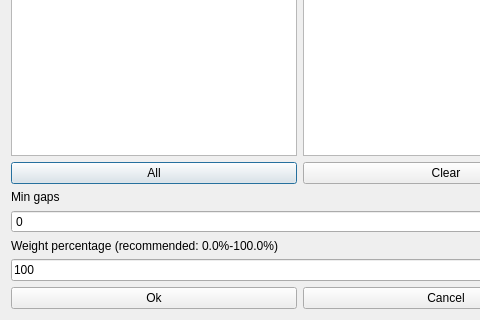
Qt form fet/src/interface/modifyconstraintmingapsbetweenactivitiesform_template.ui (vonmecheln/fet) before a commit; both pictures show x 0 to 480 and y 213 to 533 of the 600 by 533 pixel window.
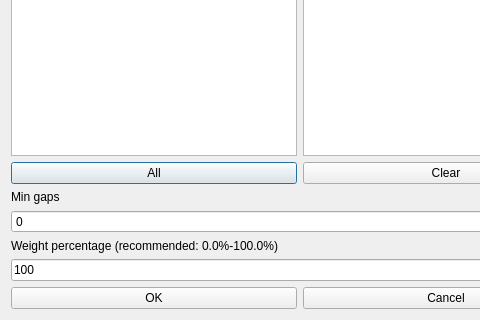
The same form after that commit.

```diff
--- a/fet/src/interface/modifyconstraintmingapsbetweenactivitiesform_template.ui
+++ b/fet/src/interface/modifyconstraintmingapsbetweenactivitiesform_template.ui
@@ -194,7 +194,7 @@
      <item>
       <widget class="QPushButton" name="okPushButton">
        <property name="text">
-        <string>Ok</string>
+        <string>OK</string>
        </property>
       </widget>
      </item>
```
